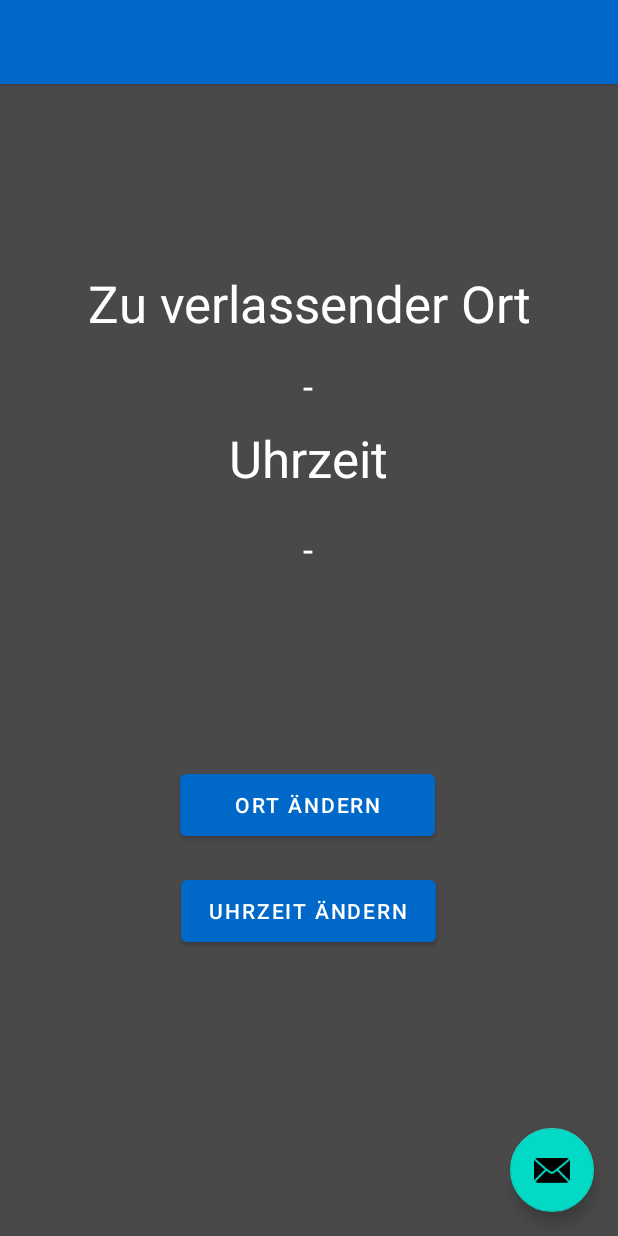
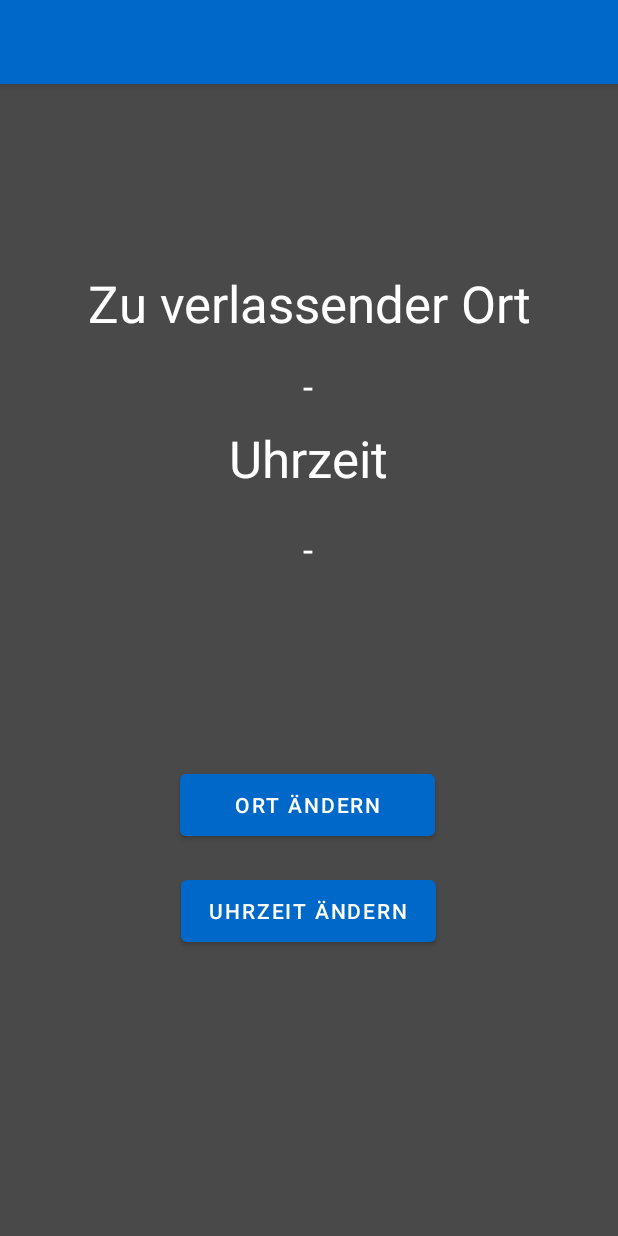
Before and after one commit to EniatinusJr/AndroidApp, an Android app: the layout activity_main.xml on its own in the app's theme, with its tools: preview values and no code run, on a phone screen of 412 x 824 dp. Run offline under Robolectric (Android 15) with nearby library versions, the phone set to English and light mode, and no system bars.

Commit message:
add gps tracking

```diff
--- a/youreLate/app/build.gradle
+++ b/youreLate/app/build.gradle
@@ -33,6 +33,7 @@ android {
 
 dependencies {
 
+    implementation 'com.google.android.gms:play-services-location:21.0.1'
     implementation 'androidx.appcompat:appcompat:1.6.1'
     implementation 'com.google.android.material:material:1.8.0'
     implementation 'androidx.constraintlayout:constraintlayout:2.1.4'
--- a/youreLate/app/src/main/res/layout/activity_main.xml
+++ b/youreLate/app/src/main/res/layout/activity_main.xml
@@ -22,13 +22,4 @@
 
     <include layout="@layout/content_main" />
 
-    <com.google.android.material.floatingactionbutton.FloatingActionButton
-        android:id="@+id/fab"
-        android:layout_width="wrap_content"
-        android:layout_height="wrap_content"
-        android:layout_gravity="bottom|end"
-        android:layout_marginEnd="@dimen/fab_margin"
-        android:layout_marginBottom="16dp"
-        app:srcCompat="@android:drawable/ic_dialog_email" />
-
 </androidx.coordinatorlayout.widget.CoordinatorLayout>
```
Also changed, not shown: youreLate/app/src/main/AndroidManifest.xml (+6 -2 lines), youreLate/app/src/main/java/ch/zli/yourelate/GPSService.java (added, +37 -0 lines), youreLate/app/src/main/java/ch/zli/yourelate/MainActivity.java (+25 -7 lines), youreLate/app/src/main/java/ch/zli/yourelate/SensorService.java (deleted, +0 -26 lines).
